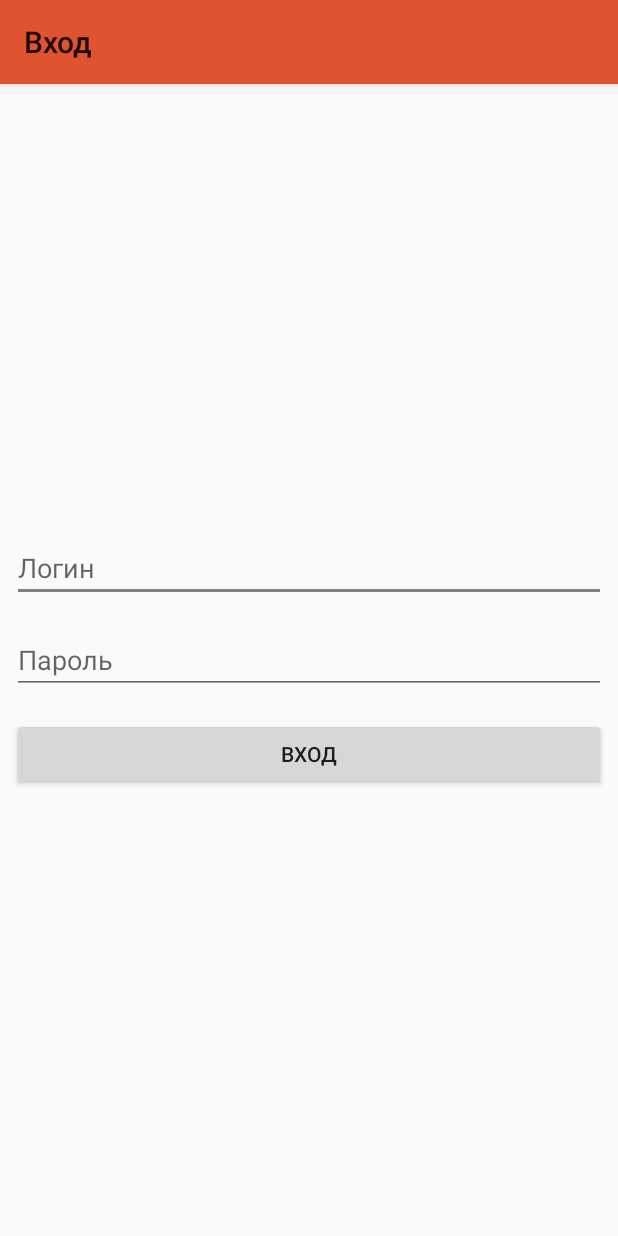
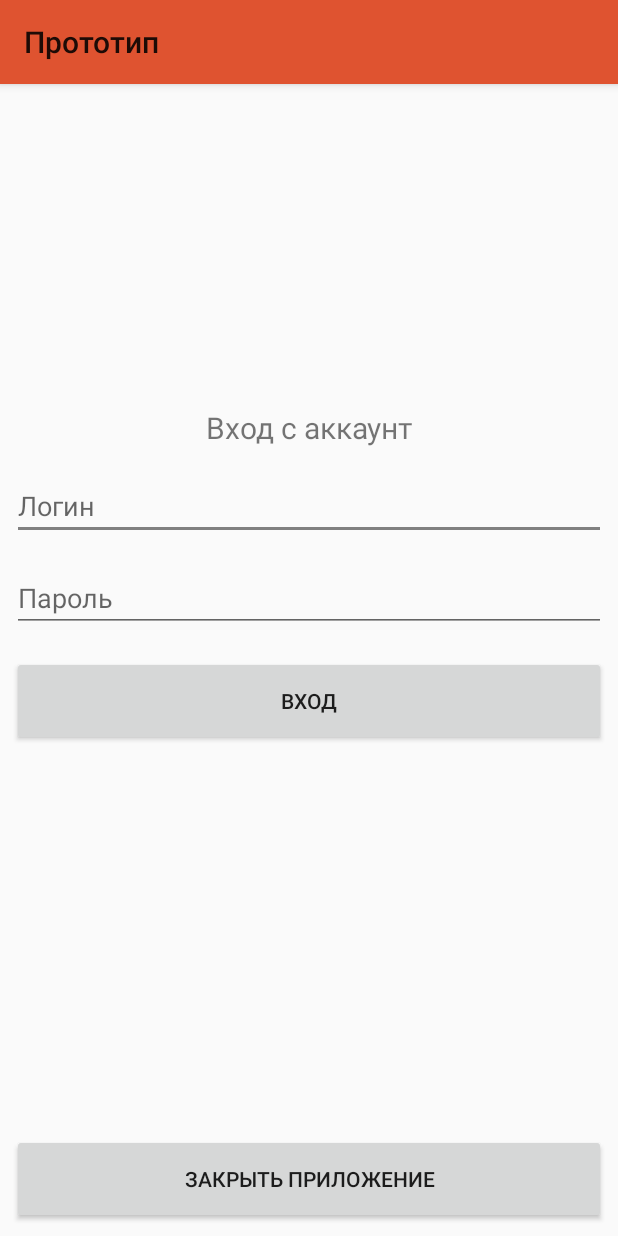
Before and after one commit to BIGV10/Prototype_Android, an Android app: the screen it shows after launch (LoginActivity), on a phone screen of 412 x 824 dp. Run offline under Robolectric (Android 15) with nearby library versions, the phone set to English and light mode, and no system bars.

```diff
--- a/app/src/main/java/com/example/prototype/AuthHelper.kt
+++ b/app/src/main/java/com/example/prototype/AuthHelper.kt
@@ -8,7 +8,8 @@ import com.example.prototype.model.UserLogin
 
 public class AuthHelper(context: Context) {
 
-    private val JWT_KEY_USERNAME = "username"
+//    private val JWT_KEY_USERNAME = "username"
+    private val JWT_KEY_USERNAME = "sub"
 
     private val PREFS = "prefs"
     private val PREF_TOKEN = "tokenJWT"
--- a/app/src/main/java/com/example/prototype/activity/AddEquipmentActivity.kt
+++ b/app/src/main/java/com/example/prototype/activity/AddEquipmentActivity.kt
@@ -7,6 +7,7 @@ import android.os.VibrationEffect
 import android.os.Vibrator
 import android.widget.Toast
 import androidx.appcompat.app.AppCompatActivity
+import com.example.prototype.AuthHelper
 import com.example.prototype.R
 import com.example.prototype.ServiceBuilder
 import com.example.prototype.model.Equipment
@@ -78,7 +79,8 @@ class AddEquipmentActivity : AppCompatActivity() {
         newEquipment.barcode = text_equipment_barcode.text.toString()
         newEquipment.name = text_equipment_name.text.toString()
         newEquipment.comment = text_equipment_comment.text.toString()
-        val requestCallNewRequest = equipmentService.postEquipment(newEquipment)
+        var authHeader = "Bearer " + AuthHelper(this).getIdToken()
+        val requestCallNewRequest = equipmentService.postEquipment(newEquipment, authHeader)
         requestCallNewRequest.enqueue(object : Callback<Equipment> {
             override fun onResponse(call: Call<Equipment>, response: Response<Equipment>) {
                 if (response.isSuccessful) {
--- a/app/src/main/java/com/example/prototype/activity/LastRequestsActivity.kt
+++ b/app/src/main/java/com/example/prototype/activity/LastRequestsActivity.kt
@@ -37,8 +37,8 @@ class LastRequestsActivity : AppCompatActivity() {
     private fun loadLastRequests() {
         val requestService =
             ServiceBuilder.buildService(RequestService::class.java)
-        var completeHeader = "Bearer " + AuthHelper(this).getIdToken()
-        val requestCall = requestService.getLastRequests(completeHeader)
+        var authHeader = "Bearer " + AuthHelper(this).getIdToken()
+        val requestCall = requestService.getLastRequests(authHeader)
         requestCall.enqueue(object : Callback<List<Request>> {
             override fun onResponse(call: Call<List<Request>>, response: Response<List<Request>>) {
                 if (response.isSuccessful) {
--- a/app/src/main/java/com/example/prototype/activity/LoginActivity.kt
+++ b/app/src/main/java/com/example/prototype/activity/LoginActivity.kt
@@ -1,9 +1,7 @@
 package com.example.prototype.activity
 
 import android.content.Intent
-import android.content.SharedPreferences
 import android.os.Bundle
-import android.preference.PreferenceManager
 import android.widget.Toast
 import androidx.appcompat.app.AppCompatActivity
 import com.example.prototype.AuthHelper
@@ -16,6 +14,7 @@ import kotlinx.android.synthetic.main.activity_login.*
 import retrofit2.Call
 import retrofit2.Callback
 import retrofit2.Response
+import kotlin.system.exitProcess
 
 
 class LoginActivity : AppCompatActivity() {
@@ -25,9 +24,16 @@ class LoginActivity : AppCompatActivity() {
         super.onCreate(savedInstanceState)
         setContentView(R.layout.activity_login)
 
-        buttonEnter.setOnClickListener {
+        buttonUserLogin.setOnClickListener {
             userLogin()
         }
+
+        buttonAppExit.setOnClickListener {
+            moveTaskToBack(true)
+            exitProcess(-1)
+        }
+
+
     }
 
     fun userLogin() {
@@ -48,6 +54,8 @@ class LoginActivity : AppCompatActivity() {
 //                    editor.putString("tokenJWT", userGet!!.accessToken)
 //                    editor.apply()
                     AuthHelper(this@LoginActivity).setIdToken(userGet!!)
+                    editTextLogin.setText("")
+                    editTextPassword.setText("")
                     val goToActivity = Intent(this@LoginActivity, MainActivity::class.java)
                     startActivity(goToActivity)
                 } else { //Код статуса не в 200
--- a/app/src/main/java/com/example/prototype/service/AuthService.kt
+++ b/app/src/main/java/com/example/prototype/service/AuthService.kt
@@ -11,7 +11,4 @@ import retrofit2.http.*
 interface AuthService {
     @POST("auth/signin")
     fun signIn(@Body json: JsonObject): Call<UserLogin>
-
-//    @POST("auth/signin")
-//    fun signIn(@Body json: JsonObject): Call<User>
 }
--- a/app/src/main/res/layout/activity_login.xml
+++ b/app/src/main/res/layout/activity_login.xml
@@ -6,44 +6,69 @@
     android:layout_height="match_parent"
     tools:context=".activity.LoginActivity">
 
-    <EditText
-        android:id="@+id/editTextLogin"
+    <Button
+        android:id="@+id/buttonAppExit"
         android:layout_width="0dp"
+        android:layout_height="60dp"
+        android:layout_marginStart="8dp"
+        android:layout_marginEnd="8dp"
+        android:layout_marginBottom="8dp"
+        android:text="Закрыть приложение"
+        app:layout_constraintBottom_toBottomOf="parent"
+        app:layout_constraintEnd_toEndOf="parent"
+        app:layout_constraintStart_toStartOf="parent" />
+
+    <LinearLayout
+        android:id="@+id/linearLayout"
+        android:layout_width="0dp"
+        android:layout_height="wrap_content"
+        android:orientation="vertical"
+        app:layout_constraintBottom_toTopOf="@+id/buttonAppExit"
+        app:layout_constraintEnd_toEndOf="parent"
+        app:layout_constraintHorizontal_bias="1.0"
+        app:layout_constraintStart_toStartOf="parent"
+        app:layout_constraintTop_toTopOf="parent">
+
+        <EditText
+            android:id="@+id/editTextLogin"
+            android:layout_width="match_parent"
+            android:layout_height="wrap_content"
+            android:layout_margin="8dp"
+            android:ems="10"
+            android:hint="Логин"
+            android:inputType="textPersonName" />
+
+        <EditText
+            android:id="@+id/editTextPassword"
+            android:layout_width="match_parent"
+            android:layout_height="wrap_content"
+            android:layout_margin="8dp"
+            android:ems="10"
+            android:hint="Пароль"
+            android:inputType="textPassword"
+            app:layout_constraintEnd_toEndOf="parent"
+            app:layout_constraintStart_toStartOf="parent" />
+
+        <Button
+            android:id="@+id/buttonUserLogin"
+            android:layout_width="match_parent"
+            android:layout_height="wrap_content"
+            android:layout_margin="8dp"
+            android:height="60dp"
+            android:text="Вход" />
+    </LinearLayout>
+
+    <TextView
+        android:id="@+id/textView"
+        android:layout_width="wrap_content"
         android:layout_height="wrap_content"
         android:layout_marginStart="8dp"
         android:layout_marginEnd="8dp"
-        android:layout_marginBottom="16dp"
-        android:ems="10"
-        android:hint="Логин"
-        android:inputType="textPersonName"
-        app:layout_constraintBottom_toTopOf="@+id/editTextPassword"
+        android:layout_marginBottom="8dp"
+        android:text="Вход с аккаунт"
+        android:textSize="20sp"
+        app:layout_constraintBottom_toTopOf="@+id/linearLayout"
         app:layout_constraintEnd_toEndOf="parent"
         app:layout_constraintStart_toStartOf="parent" />
 
-    <EditText
-        android:id="@+id/editTextPassword"
-        android:layout_width="0dp"
-        android:layout_height="wrap_content"
-        android:layout_marginStart="8dp"
-        android:layout_marginEnd="8dp"
-        android:ems="10"
-        android:hint="Пароль"
-        android:inputType="textPassword"
-        app:layout_constraintBottom_toBottomOf="parent"
-        app:layout_constraintEnd_toEndOf="parent"
-        app:layout_constraintStart_toStartOf="parent"
-        app:layout_constraintTop_toTopOf="parent" />
-
-    <Button
-        android:id="@+id/buttonEnter"
-        android:layout_width="0dp"
-        android:layout_height="wrap_content"
-        android:layout_marginStart="8dp"
-        android:layout_marginTop="16dp"
-        android:layout_marginEnd="8dp"
-        android:text="Вход"
-        app:layout_constraintEnd_toEndOf="parent"
-        app:layout_constraintStart_toStartOf="parent"
-        app:layout_constraintTop_toBottomOf="@+id/editTextPassword" />
-
 </androidx.constraintlayout.widget.ConstraintLayout>
```
Also changed, not shown: app/src/main/AndroidManifest.xml (+9 -6 lines), app/src/main/java/com/example/prototype/activity/AddRequestActivity.kt (+7 -3 lines), app/src/main/java/com/example/prototype/activity/MainActivity.kt (+8 -2 lines), app/src/main/java/com/example/prototype/service/EquipmentService.kt (+15 -4 lines), app/src/main/java/com/example/prototype/service/RequestService.kt (+9 -4 lines), app/src/main/res/layout/activity_main.xml (+9 -0 lines).
